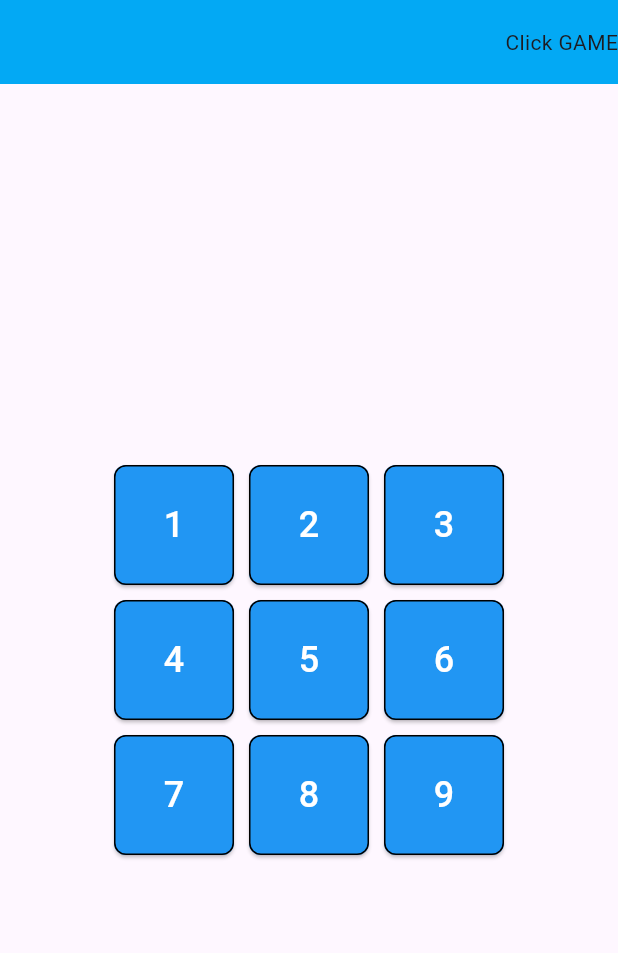
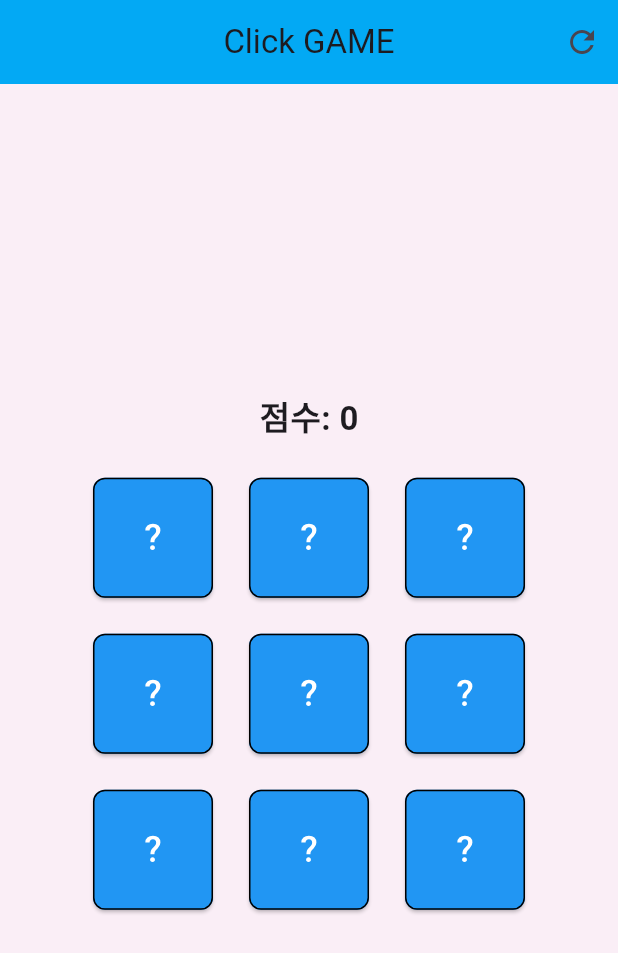
Before and after one commit to GangOn0215/study, a Flutter app: the screen it shows after launch, on a phone screen of 412 x 824 dp. Shown: the top 953 px of the screen. Run offline on Flutter 3.47's test engine with Material 3 defaults, Android fonts, the phone set to English and light mode, and no system bars.

Commit message:
[ flutter ] 클릭 게임 ( 기억력 테스트 )

```diff
--- a/mobile/flutter/a01_click_game/lib/main.dart
+++ b/mobile/flutter/a01_click_game/lib/main.dart
@@ -1,54 +1,116 @@
+import 'dart:async';
+import 'dart:math';
 import 'package:a01_click_game/widget/number_button.dart';
 import 'package:flutter/material.dart';
 
-void main() {
-  runApp(const MainApp());
-}
+void main() => runApp(const MainApp());
 
 class MainApp extends StatefulWidget {
   const MainApp({super.key});
-
   @override
   State<MainApp> createState() => _MainAppState();
 }
 
 class _MainAppState extends State<MainApp> {
-  final int maxButton = 9;
-  late List<int> numbers = [];
+  // 1~9 섞어서 중복 없이 배치
+  late final List<int> numbers = List.generate(9, (i) => i + 1)
+    ..shuffle(Random());
+
+  int _secsLeft = 5; // 남은 초 (전체 버튼 공유)
+  Timer? _tickTimer;
+  int score = 0;
 
   @override
   void initState() {
     super.initState();
-
-    for (int i = 0; i < maxButton; i++) {
-      numbers.add(i + 1);
-    }
+    _tickTimer = Timer.periodic(const Duration(seconds: 1), (t) {
+      if (!mounted) return;
+      setState(() {
+        _secsLeft--;
+        if (_secsLeft <= 0) {
+          _secsLeft = 0;
+          t.cancel();
+        }
+      });
+    });
   }
 
   @override
+  void dispose() {
+    _tickTimer?.cancel();
+    super.dispose();
+  }
+
+  // 클릭된 숫자들 (상단에 보여줄 용도)
+  final List<int> clickedValues = [];
+
+  @override
   Widget build(BuildContext context) {
-    const double outer = 16; // 전체 바깥 여백
-    const double gap = 10; // 칸과 칸 사이 간격
-
     return MaterialApp(
       home: Scaffold(
+        backgroundColor: const Color(0xFFFAEEF6),
         appBar: AppBar(
-          actions: const [
-            Row(children: [Text('Click GAME')]),
+          backgroundColor: Colors.lightBlue,
+          title: const Text('Click GAME'),
+          centerTitle: true,
+          actions: [
+            IconButton(
+              icon: const Icon(Icons.refresh),
+              onPressed: () {
+                setState(() {
+                  clickedValues.clear(); // 상단 표시 초기화
+                  numbers.shuffle(Random()); // 숫자 재배치(원하면 유지해도 됨)
+                });
+              },
+            ),
           ],
-          backgroundColor: Colors.lightBlue,
         ),
-
         body: Center(
           child: Column(
             mainAxisAlignment: MainAxisAlignment.center,
             children: [
+              // 🔹 상단 한 줄에만 클릭한 숫자들을 표시
+              Padding(
+                padding: const EdgeInsets.only(bottom: 12),
+                child: Column(
+                  children: [
+                    _secsLeft != 0
+                        ? Text(
+                            '남은 시간: $_secsLeft 초',
+                            style: const TextStyle(fontSize: 20),
+                          )
+                        : Text(
+                            '점수: $score',
+                            style: const TextStyle(
+                              fontSize: 22,
+                              fontWeight: FontWeight.w600,
+                            ),
+                          ),
+                  ],
+                ),
+              ),
+
+              // 🔹 3x3 버튼 그리드 (옆의 라벨 없이 버튼만)
               for (int i = 0; i < 3; i++)
                 Row(
                   mainAxisAlignment: MainAxisAlignment.center,
                   children: List.generate(3, (j) {
-                    final number = (i * 3) + j + 1;
-                    return NumberButton(number: number);
+                    final slot = (i * 3) + j + 1; // 위치 번호(필요하면 사용)
+                    final value = numbers[slot - 1]; // 섞인 값
+
+                    return Padding(
+                      padding: const EdgeInsets.all(6),
+                      child: NumberButton(
+                        number: value,
+                        slot: slot,
+                        secsLeft: _secsLeft, // 🔹 남은 초 전달
+                        onTap: (s, v) {
+                          // 자식이 알려준 클릭 숫자(v)를 상단 리스트에 추가
+                          setState(() => clickedValues.add(v));
+                          // 필요하면 중복 클릭 막기/게임 로직 추가 가능
+                        },
+                      ),
+                    );
                   }),
                 ),
             ],
--- a/mobile/flutter/a01_click_game/lib/widget/number_button.dart
+++ b/mobile/flutter/a01_click_game/lib/widget/number_button.dart
@@ -1,39 +1,109 @@
+import 'dart:math';
 import 'package:flutter/material.dart';
 
 class NumberButton extends StatefulWidget {
-  int number = 0;
+  final int number; // 버튼에 보일 숫자(랜덤)
+  final int slot; // 부모에서 계산한 위치 번호(1~9)
+  final int secsLeft; // 부모에서 전달받은 남은 초
+  final void Function(int slot, int value)? onTap; // 부모에게 보고
+  final int maxTimeSecond = 5;
 
-  NumberButton({super.key, required this.number});
+  const NumberButton({
+    super.key,
+    required this.number,
+    required this.slot,
+    required this.secsLeft,
+    this.onTap,
+  });
 
   @override
   State<NumberButton> createState() => _NumberButtonState();
 }
 
 class _NumberButtonState extends State<NumberButton> {
+  bool? _manualFront; // null: 자동, true: 강제 앞면, false: 강제 뒷면
+
+  @override
+  void didUpdateWidget(covariant NumberButton oldWidget) {
+    super.didUpdateWidget(oldWidget);
+    if (oldWidget.secsLeft != widget.secsLeft &&
+        widget.secsLeft == widget.maxTimeSecond) {
+      _manualFront = null; // 새 라운드 시작 시 수동 토글 해제
+    }
+  }
+
+  bool get _showFront {
+    if (_manualFront != null) return _manualFront!;
+    return widget.secsLeft > 0; // 기본은 부모 타이머 상태 따름
+  }
+
+  void _handleTap() {
+    setState(() {
+      _manualFront = !_showFront;
+    });
+    widget.onTap?.call(widget.slot, widget.number);
+  }
+
   @override
   Widget build(BuildContext context) {
+    final double targetAngle = _showFront ? 0.0 : pi;
+
     return Container(
-      margin: const EdgeInsets.all(5),
-      child: ElevatedButton(
-        style: ElevatedButton.styleFrom(
-          backgroundColor: Colors.blue, // 버튼 배경색
-          foregroundColor: Colors.white, // 텍스트/아이콘 색
-          minimumSize: const Size(80, 80), // 버튼 크기
-          shape: RoundedRectangleBorder(
-            // 모양
-            borderRadius: BorderRadius.circular(8),
-            side: const BorderSide(color: Colors.black), // 테두리
-          ),
-          padding: EdgeInsets.zero, // 내부 패딩
-        ),
-        onPressed: () {
-          debugPrint("Button ${widget.number} clicked");
+      margin: const EdgeInsets.all(6),
+      width: 80,
+      height: 80,
+      child: TweenAnimationBuilder<double>(
+        tween: Tween(begin: targetAngle, end: targetAngle),
+        duration: const Duration(milliseconds: 400),
+        curve: Curves.easeInOut,
+        builder: (context, angle, _) {
+          final Matrix4 base = Matrix4.identity()
+            ..setEntry(3, 2, 0.001)
+            ..rotateY(angle);
+
+          final bool showFrontNow = angle <= pi / 2;
+
+          Widget face = showFrontNow
+              ? _CardFace(
+                  text: '${widget.number}',
+                  onPressed: !_showFront ? _handleTap : () {},
+                )
+              : Transform(
+                  alignment: Alignment.center,
+                  transform: Matrix4.rotationY(pi),
+                  child: _CardFace(text: '?', onPressed: _handleTap),
+                );
+
+          return Transform(
+            alignment: Alignment.center,
+            transform: base,
+            child: face,
+          );
         },
-        child: Text(
-          '${widget.number}',
-          style: const TextStyle(color: Colors.white, fontSize: 24),
-        ),
       ),
     );
   }
 }
+
+class _CardFace extends StatelessWidget {
+  final String text;
+  final VoidCallback onPressed;
+  const _CardFace({required this.text, required this.onPressed});
+
+  @override
+  Widget build(BuildContext context) {
+    return ElevatedButton(
+      style: ElevatedButton.styleFrom(
+        backgroundColor: Colors.blue,
+        foregroundColor: Colors.white,
+        shape: RoundedRectangleBorder(
+          borderRadius: BorderRadius.circular(8),
+          side: const BorderSide(color: Colors.black),
+        ),
+        padding: EdgeInsets.zero,
+      ),
+      onPressed: onPressed,
+      child: Text(text, style: const TextStyle(fontSize: 24)),
+    );
+  }
+}
```
